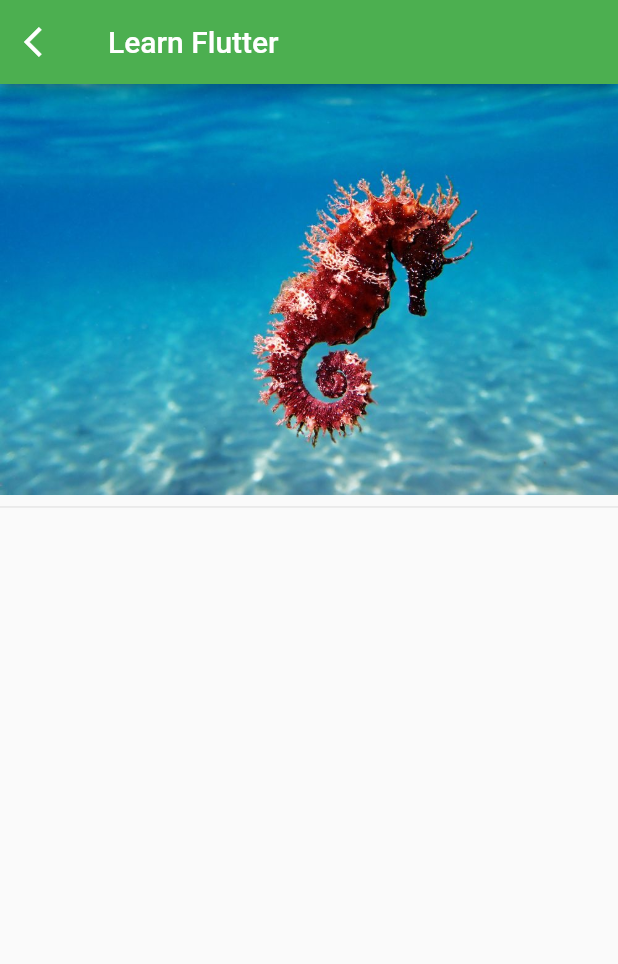
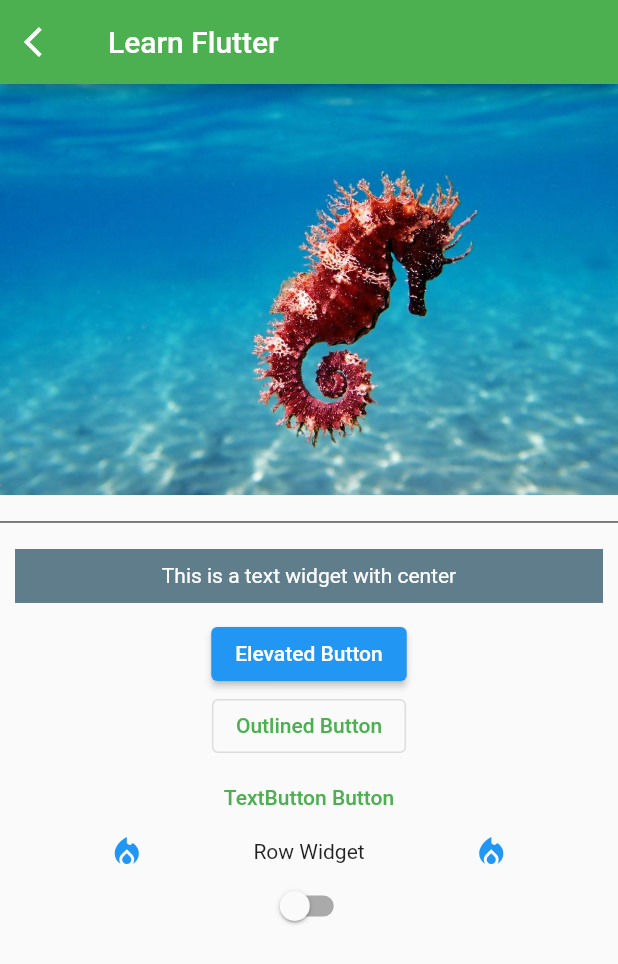
Before and after one commit to ponganan/testflutter3, a Flutter app: the LearnFlutterPage screen opened directly, on a phone screen of 412 x 824 dp. Shown: the top 964 px of the screen. Run offline on Flutter 3.47's test engine with Material 2 defaults, Android fonts, the phone set to English and light mode, and no system bars.

Commit message:
Change ElevateButton Color with Switch condition

```diff
--- a/lib/learn_flutter_page.dart
+++ b/lib/learn_flutter_page.dart
@@ -8,6 +8,7 @@ class LearnFlutterPage extends StatefulWidget {
 }
 
 class _LearnFlutterPageState extends State<LearnFlutterPage> {
+  bool isSwitch = false;
   @override
   Widget build(BuildContext context) {
     return Scaffold(
@@ -25,7 +26,77 @@ class _LearnFlutterPageState extends State<LearnFlutterPage> {
       body: Column(
         children: [
           Image.asset('images/seahorse.jpg'),
-          const Divider(),
+          const SizedBox(
+            height: 10,
+          ),
+          const Divider(
+            color: Colors.black,
+          ),
+          Container(
+            margin: const EdgeInsets.all(10.0),
+            padding: const EdgeInsets.all(10.0),
+            color: Colors.blueGrey,
+            width: double.infinity,
+            child: const Center(
+              child: Text(
+                'This is a text widget with center',
+                style: TextStyle(color: Colors.white),
+              ),
+            ),
+          ),
+          ElevatedButton(
+            style: ElevatedButton.styleFrom(
+              //if isSwitch? mean if isSwitch true then put Color.green
+              //and otherwise : mean if isSwitch false then put Color.blue
+              primary: isSwitch ? Colors.green : Colors.blue,
+            ),
+            onPressed: () {
+              debugPrint('Elevated Button');
+            },
+            child: const Text('Elevated Button'),
+          ),
+          OutlinedButton(
+            onPressed: () {
+              debugPrint('Outlined Button');
+            },
+            child: const Text('Outlined Button'),
+          ),
+          TextButton(
+            onPressed: () {
+              debugPrint('TextButton Button');
+            },
+            child: const Text('TextButton Button'),
+          ),
+          GestureDetector(
+            behavior: HitTestBehavior.opaque,
+            onTap: () {
+              debugPrint('This is the row');
+            },
+            child: Row(
+              mainAxisAlignment: MainAxisAlignment.spaceEvenly,
+              children: const [
+                Icon(
+                  Icons.local_fire_department,
+                  color: Colors.blue,
+                ),
+                Text('Row Widget'),
+                Icon(
+                  Icons.local_fire_department,
+                  color: Colors.blue,
+                ),
+              ],
+            ),
+          ),
+          Switch(
+            value: isSwitch,
+            onChanged: (bool newBool) {
+              setState(
+                () {
+                  isSwitch = newBool;
+                },
+              );
+            },
+          )
         ],
       ),
     );
```
